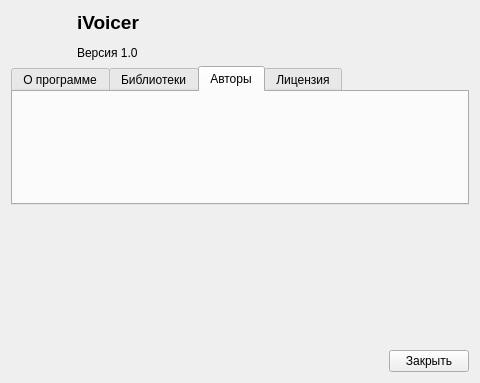
The window that ui/aboutform.ui (0valse/voiceover) describes before a commit, drawn with Qt 5.
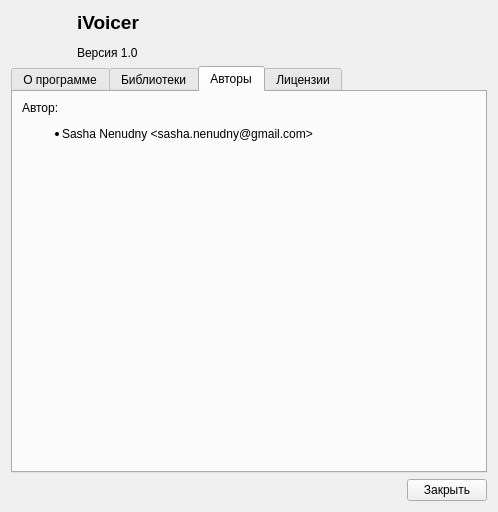
The same window after the commit. The open tabs and pages were chosen to show the change. Icons and pictures are not drawn.

Commit message: Text in UI aboutform

```diff
--- a/ui/aboutform.ui
+++ b/ui/aboutform.ui
@@ -9,10 +9,16 @@
    <rect>
     <x>0</x>
     <y>0</y>
-    <width>480</width>
-    <height>383</height>
+    <width>498</width>
+    <height>512</height>
    </rect>
   </property>
+  <property name="minimumSize">
+   <size>
+    <width>470</width>
+    <height>500</height>
+   </size>
+  </property>
   <property name="windowTitle">
    <string>О приложении iVoicer</string>
   </property>
@@ -76,27 +82,41 @@
       <attribute name="title">
        <string>Авторы</string>
       </attribute>
+      <layout class="QVBoxLayout" name="verticalLayout_4">
+       <item>
+        <widget class="QLabel" name="labelAuthors">
+         <property name="text">
+          <string>&lt;html&gt;&lt;head/&gt;&lt;body&gt;&lt;p&gt;Автор:&lt;/p&gt;
+&lt;ul&gt;&lt;li&gt;Sasha Nenudny &amp;lt;sasha.nenudny@gmail.com&amp;gt;&lt;/li&gt;&lt;/ul&gt;
+&lt;/body&gt;&lt;/html&gt;</string>
+         </property>
+         <property name="wordWrap">
+          <bool>true</bool>
+         </property>
+        </widget>
+       </item>
+       <item>
+        <spacer name="verticalSpacer_3">
+         <property name="orientation">
+          <enum>Qt::Vertical</enum>
+         </property>
+         <property name="sizeHint" stdset="0">
+          <size>
+           <width>20</width>
+           <height>418</height>
+          </size>
+         </property>
+        </spacer>
+       </item>
+      </layout>
      </widget>
      <widget class="QWidget" name="tabLicense">
       <attribute name="title">
-       <string>Лицензия</string>
+       <string>Лицензии</string>
       </attribute>
      </widget>
     </widget>
    </item>
-   <item>
-    <spacer name="verticalSpacer">
-     <property name="orientation">
-      <enum>Qt::Vertical</enum>
-     </property>
-     <property name="sizeHint" stdset="0">
-      <size>
-       <width>20</width>
-       <height>40</height>
-      </size>
-     </property>
-    </spacer>
-   </item>
    <item>
     <layout class="QHBoxLayout" name="horizontalLayout">
      <item>
```
Left out of the diff: 75 changed lines with no effect on the pictures.
